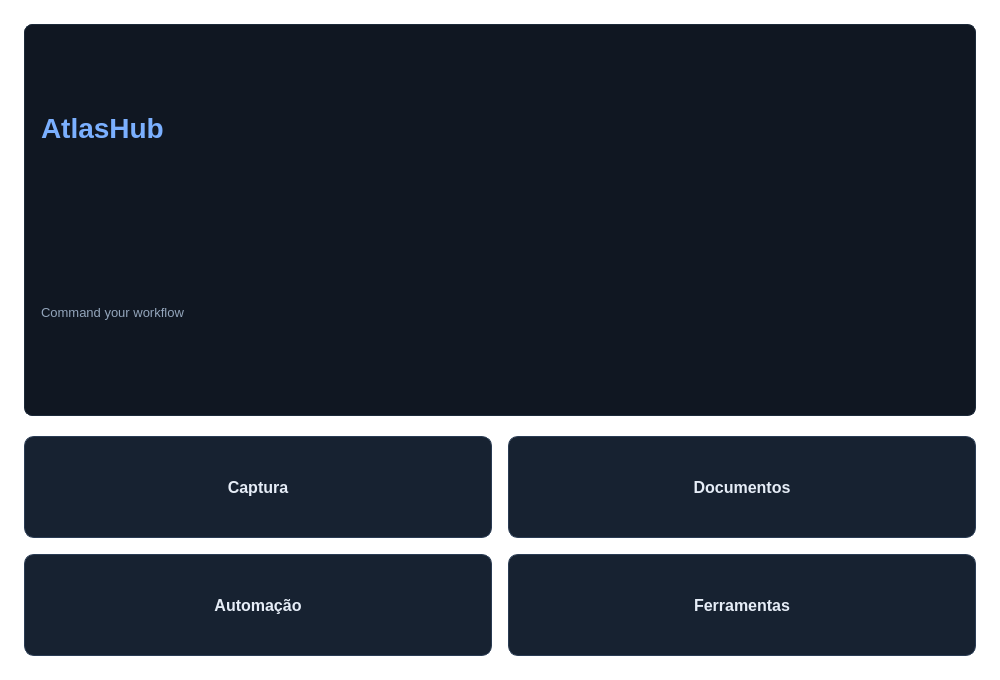
Before: the Qt Designer form ui/MainWindow.ui in Yurigo1793/Atlas-hub, drawn with Qt 5.
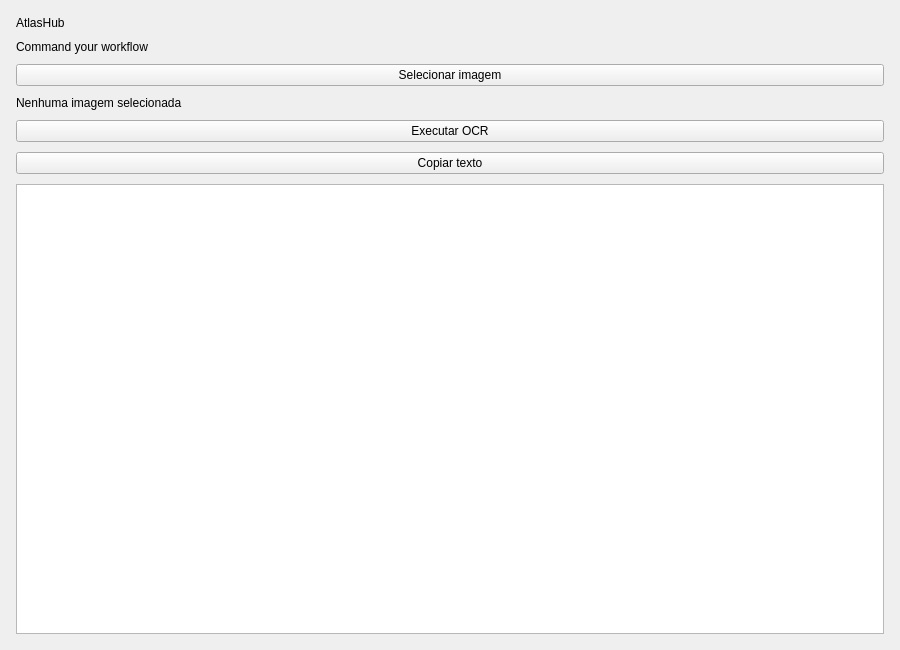
After: the same form once the commit is applied.

Commit message: Refactor MainWindow UI for OCR workflow

Diff of the .ui file:
```diff
--- a/ui/MainWindow.ui
+++ b/ui/MainWindow.ui
@@ -6,104 +6,29 @@
    <rect>
     <x>0</x>
     <y>0</y>
-    <width>1000</width>
-    <height>680</height>
+    <width>900</width>
+    <height>650</height>
    </rect>
   </property>
   <property name="windowTitle">
    <string>AtlasHub</string>
   </property>
-  <property name="styleSheet">
-   <string notr="true">QMainWindow {
-    background-color: #0b0f14;
-}
-
-QWidget {
-    color: #d4dde7;
-    background-color: transparent;
-    font-family: "Segoe UI", "Inter", sans-serif;
-    font-size: 10pt;
-}
-
-QFrame#topBar {
-    background-color: #101722;
-    border: 1px solid #1d2a3a;
-    border-radius: 8px;
-}
-
-QLabel#titleLabel {
-    color: #7bb0ff;
-    font-size: 28px;
-    font-weight: 700;
-}
-
-QLabel#subtitleLabel {
-    color: #93a5bb;
-    font-size: 13px;
-}
-
-QPushButton {
-    background-color: #172231;
-    border: 1px solid #2a3c54;
-    border-radius: 10px;
-    color: #e6edf7;
-    font-size: 12pt;
-    font-weight: 600;
-    min-height: 80px;
-    padding: 10px;
-}
-
-QPushButton:hover {
-    background-color: #20324a;
-    border-color: #7bb0ff;
-}
-
-QPushButton:pressed {
-    background-color: #1a2a3f;
-}</string>
-  </property>
   <widget class="QWidget" name="centralwidget">
    <layout class="QVBoxLayout" name="mainLayout">
     <property name="leftMargin">
-     <number>24</number>
+     <number>16</number>
     </property>
     <property name="topMargin">
-     <number>24</number>
-    </property>
-    <property name="rightMargin">
-     <number>24</number>
-    </property>
-    <property name="bottomMargin">
-     <number>24</number>
-    </property>
-    <property name="spacing">
-     <number>20</number>
-    </property>
-    <item>
-     <widget class="QFrame" name="topBar">
-      <property name="frameShape">
-       <enum>QFrame::StyledPanel</enum>
-      </property>
-      <property name="frameShadow">
-       <enum>QFrame::Raised</enum>
-      </property>
-      <layout class="QHBoxLayout" name="topBarLayout">
-       <property name="leftMargin">
         <number>16</number>
        </property>
-       <property name="topMargin">
-        <number>12</number>
-       </property>
        <property name="rightMargin">
         <number>16</number>
        </property>
        <property name="bottomMargin">
-        <number>12</number>
-       </property>
-       <item>
-        <layout class="QVBoxLayout" name="titleLayout">
+     <number>16</number>
+    </property>
          <property name="spacing">
-          <number>4</number>
+     <number>10</number>
          </property>
          <item>
           <widget class="QLabel" name="titleLabel">
@@ -119,61 +44,43 @@
            </property>
           </widget>
          </item>
-        </layout>
-       </item>
        <item>
-        <spacer name="topBarSpacer">
-         <property name="orientation">
-          <enum>Qt::Horizontal</enum>
-         </property>
-         <property name="sizeHint" stdset="0">
-          <size>
-           <width>40</width>
-           <height>20</height>
-          </size>
-         </property>
-        </spacer>
-       </item>
-      </layout>
+     <widget class="QPushButton" name="btnSelectImage">
+      <property name="text">
+       <string>Selecionar imagem</string>
+      </property>
      </widget>
     </item>
     <item>
-     <layout class="QGridLayout" name="moduleGridLayout">
-      <property name="horizontalSpacing">
-       <number>16</number>
-      </property>
-      <property name="verticalSpacing">
-       <number>16</number>
-      </property>
-      <item row="0" column="0">
-       <widget class="QPushButton" name="captureButton">
+     <widget class="QLabel" name="lblImagePath">
         <property name="text">
-         <string>Captura</string>
-        </property>
-       </widget>
-      </item>
-      <item row="0" column="1">
-       <widget class="QPushButton" name="documentsButton">
+       <string>Nenhuma imagem selecionada</string>
+      </property>
+      <property name="wordWrap">
+       <bool>true</bool>
+      </property>
+     </widget>
+    </item>
+    <item>
+     <widget class="QPushButton" name="btnRunOCR">
         <property name="text">
-         <string>Documentos</string>
+       <string>Executar OCR</string>
         </property>
        </widget>
       </item>
-      <item row="1" column="0">
-       <widget class="QPushButton" name="automationButton">
+    <item>
+     <widget class="QPushButton" name="btnCopy">
         <property name="text">
-         <string>Automação</string>
+       <string>Copiar texto</string>
         </property>
        </widget>
       </item>
-      <item row="1" column="1">
-       <widget class="QPushButton" name="toolsButton">
-        <property name="text">
-         <string>Ferramentas</string>
-        </property>
-       </widget>
-      </item>
-     </layout>
+    <item>
+     <widget class="QTextEdit" name="textOutput">
+      <property name="readOnly">
+       <bool>false</bool>
+      </property>
+     </widget>
     </item>
    </layout>
   </widget>
```
Left out of the diff: 2 changed lines with no effect on the pictures. Lines whose indentation alone changed are shown as unchanged. The commit also changes 5 other files.
